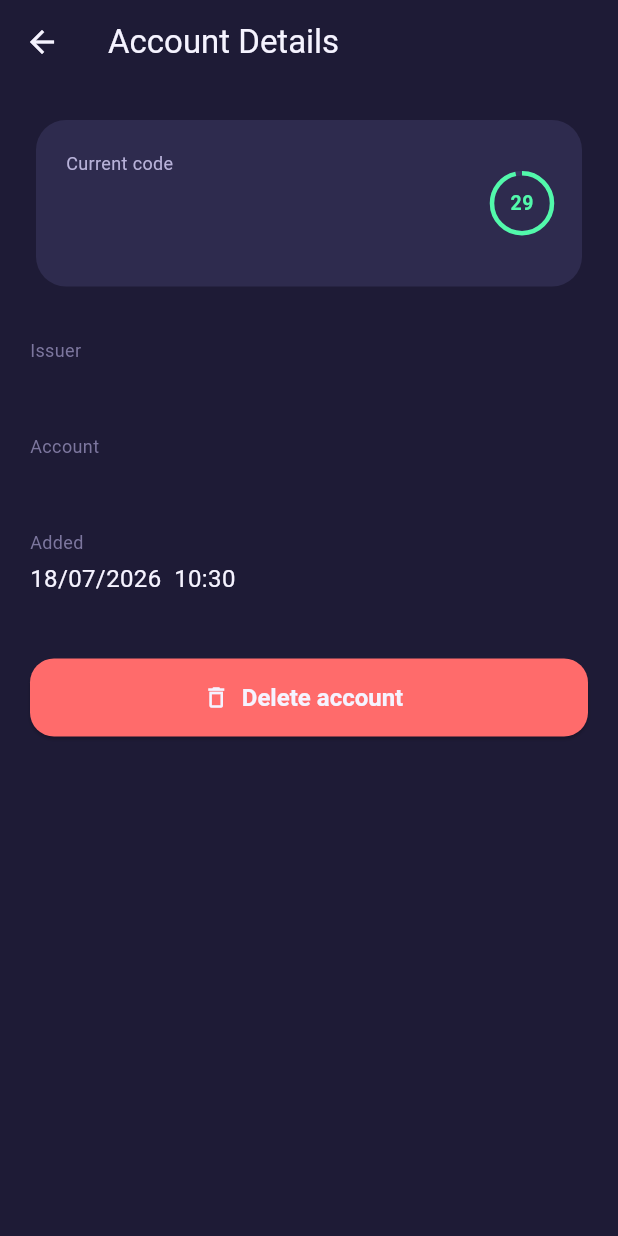
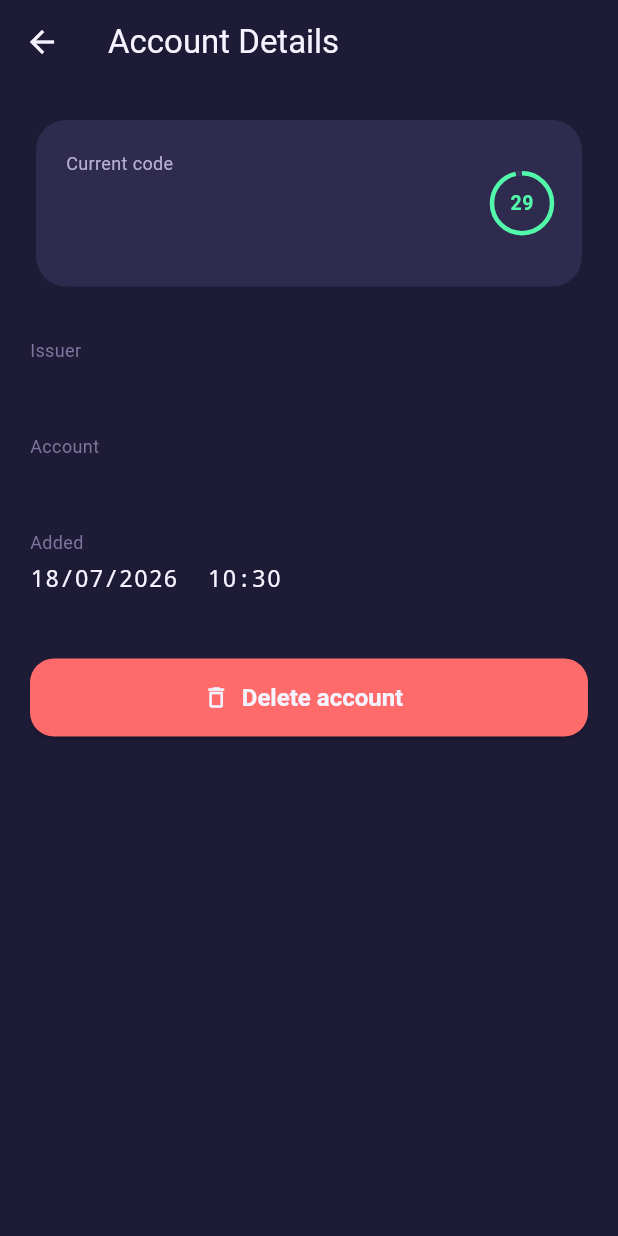
Before and after one commit to sanjeevnode/authforge, a Flutter app: the AccountDetailPage screen opened directly with empty values, on a phone screen of 412 x 824 dp. Run offline on Flutter 3.47's test engine with Material 3 defaults, Android fonts, the phone set to English and light mode, and no system bars; our stand-ins replace dartz, equatable, flutter_bloc, flutter_secure_storage, get_it, local_auth; missing offline and left inert: mobile_scanner, otp; accounts and stored records are empty.

Commit message:
Refactor account detail page to use AppConstants for font family and clean up imports

```diff
--- a/lib/src/core/constants/app_constants.dart
+++ b/lib/src/core/constants/app_constants.dart
@@ -12,4 +12,7 @@ class AppConstants {
 
   // secure_storage key under which the account list JSON is stored.
   static const String vaultStorageKey = 'authforge_vault_accounts';
+
+  // Font Family
+  static const String fontFamilyMonospace = 'monospace';
 }
--- a/lib/src/ui/pages/account_detail_page.dart
+++ b/lib/src/ui/pages/account_detail_page.dart
@@ -1,10 +1,6 @@
 import 'dart:async';
 
-import 'package:authforge/src/core/constants/account_detail_constants.dart';
-import 'package:authforge/src/core/theme/app_colors.dart';
-import 'package:authforge/src/domain/domain.dart';
-import 'package:authforge/src/ui/cubit/cubit.dart';
-import 'package:authforge/src/ui/widgets/widgets.dart';
+import 'package:authforge/src/src.dart';
 import 'package:flutter/material.dart';
 import 'package:flutter_bloc/flutter_bloc.dart';
 
@@ -174,12 +170,8 @@ class _AccountDetailPageState extends State<AccountDetailPage> {
 class _DetailRow extends StatelessWidget {
   final String label;
   final String value;
-  final bool mono;
-  const _DetailRow({
-    required this.label,
-    required this.value,
-    this.mono = false,
-  });
+
+  const _DetailRow({required this.label, required this.value});
 
   @override
   Widget build(BuildContext context) {
@@ -195,10 +187,10 @@ class _DetailRow extends StatelessWidget {
           const SizedBox(height: 4),
           Text(
             value,
-            style: TextStyle(
+            style: const TextStyle(
               color: AppColors.textPrimary,
               fontSize: 16,
-              fontFamily: mono ? 'monospace' : null,
+              fontFamily: AppConstants.fontFamilyMonospace,
             ),
           ),
         ],
```
